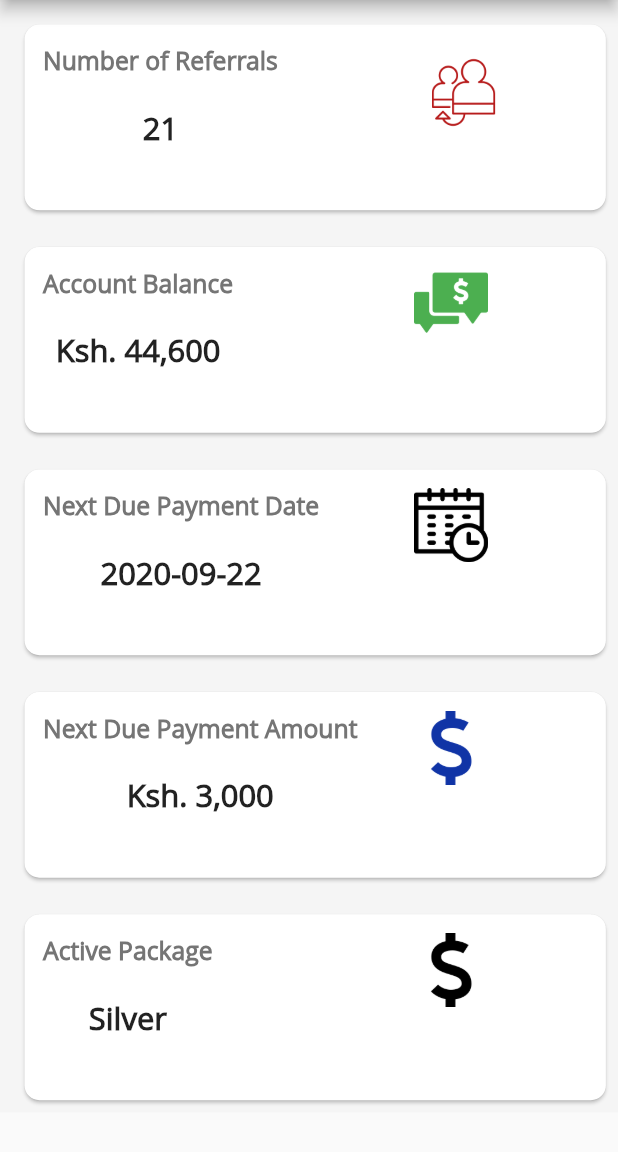
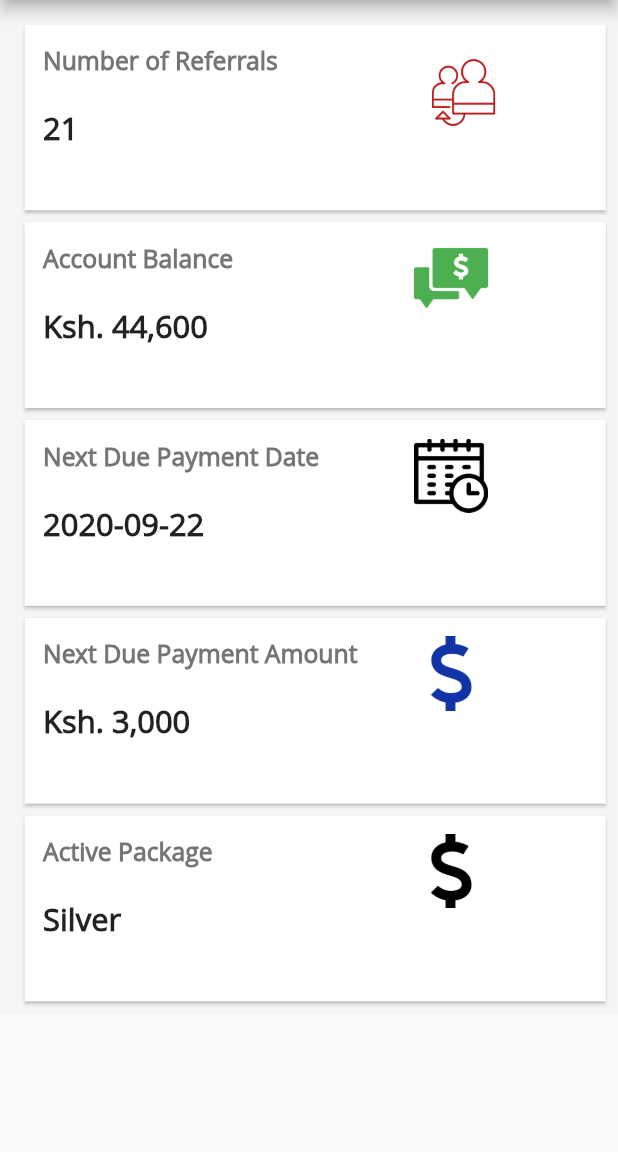
Before and after one commit to CarolBarno/philial, a Flutter app: the Home screen opened directly, on a phone screen of 412 x 824 dp, the part 84-1236 px from its top. Run offline on Flutter 3.47's test engine with Material 2 defaults, Android fonts, the phone set to English and light mode, and no system bars; our stand-ins replace flutter_screenutil, flutter_spinkit, fluttertoast, page_transition, shared_preferences; accounts and stored records are empty.

Commit message:
home and drawer formatting

```diff
--- a/lib/view/home/home.dart
+++ b/lib/view/home/home.dart
@@ -72,7 +72,7 @@ class _HomeState extends State<Home> {
                   height: 16 * heightm,
                   child: Card(
                     shape: RoundedRectangleBorder(
-                      borderRadius: BorderRadius.circular(10),
+                      borderRadius: BorderRadius.circular(0),
                     ),
                     child: Padding(
                       padding: EdgeInsets.fromLTRB(
@@ -85,6 +85,7 @@ class _HomeState extends State<Home> {
                             child: Row(
                               children: [
                                 Column(
+                                  crossAxisAlignment: CrossAxisAlignment.start,
                                   children: [
                                     Text(
                                       'Number of Referrals',
@@ -125,14 +126,12 @@ class _HomeState extends State<Home> {
                     ),
                   ),
                 ),
-                SizedBox(
-                  height: 2 * heightm,
-                ),
+
                 Container(
                   height: 16 * heightm,
                   child: Card(
                     shape: RoundedRectangleBorder(
-                      borderRadius: BorderRadius.circular(10),
+                      borderRadius: BorderRadius.circular(0),
                     ),
                     child: Padding(
                       padding: EdgeInsets.fromLTRB(
@@ -145,6 +144,7 @@ class _HomeState extends State<Home> {
                             child: Row(
                               children: [
                                 Column(
+                                  crossAxisAlignment: CrossAxisAlignment.start,
                                   children: [
                                     Text(
                                       'Account Balance',
@@ -185,14 +185,12 @@ class _HomeState extends State<Home> {
                     ),
                   ),
                 ),
-                SizedBox(
-                  height: 2 * heightm,
-                ),
+
                 Container(
                   height: 16 * heightm,
                   child: Card(
                     shape: RoundedRectangleBorder(
-                      borderRadius: BorderRadius.circular(10),
+                      borderRadius: BorderRadius.circular(0),
                     ),
                     child: Padding(
                       padding: EdgeInsets.fromLTRB(
@@ -205,6 +203,7 @@ class _HomeState extends State<Home> {
                             child: Row(
                               children: [
                                 Column(
+                                  crossAxisAlignment: CrossAxisAlignment.start,
                                   children: [
                                     Text(
                                       'Next Due Payment Date',
@@ -245,14 +244,12 @@ class _HomeState extends State<Home> {
                     ),
                   ),
                 ),
-                SizedBox(
-                  height: 2 * heightm,
-                ),
+
                 Container(
                   height: 16 * heightm,
                   child: Card(
                     shape: RoundedRectangleBorder(
-                      borderRadius: BorderRadius.circular(10),
+                      borderRadius: BorderRadius.circular(0),
                     ),
                     child: Padding(
                       padding: EdgeInsets.fromLTRB(
@@ -265,6 +262,7 @@ class _HomeState extends State<Home> {
                             child: Row(
                               children: [
                                 Column(
+                                  crossAxisAlignment: CrossAxisAlignment.start,
                                   children: [
                                     Text(
                                       'Next Due Payment Amount',
@@ -305,14 +303,12 @@ class _HomeState extends State<Home> {
                     ),
                   ),
                 ),
-                SizedBox(
-                  height: 2 * heightm,
-                ),
+
                 Container(
                   height: 16 * heightm,
                   child: Card(
                     shape: RoundedRectangleBorder(
-                      borderRadius: BorderRadius.circular(10),
+                      borderRadius: BorderRadius.circular(0),
                     ),
                     child: Padding(
                       padding: EdgeInsets.fromLTRB(
@@ -325,6 +321,7 @@ class _HomeState extends State<Home> {
                             child: Row(
                               children: [
                                 Column(
+                                  crossAxisAlignment: CrossAxisAlignment.start,
                                   children: [
                                     Text(
                                       'Active Package',
```
Also changed, not shown: lib/view/home/drawer.dart (+8 -8 lines).
